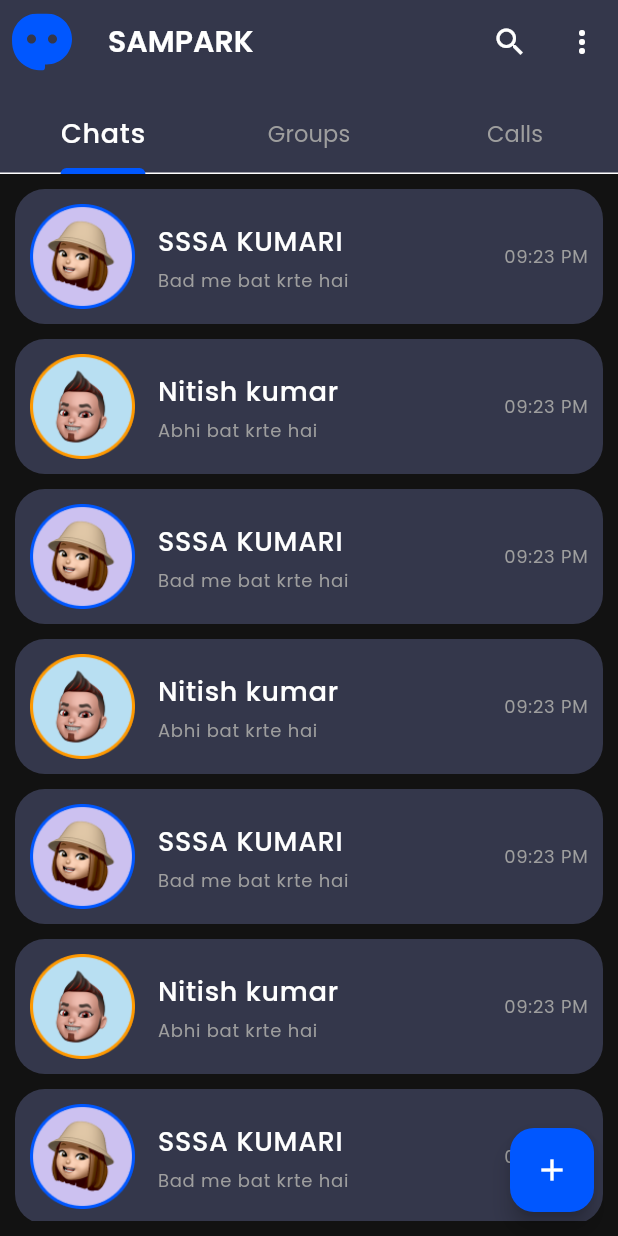
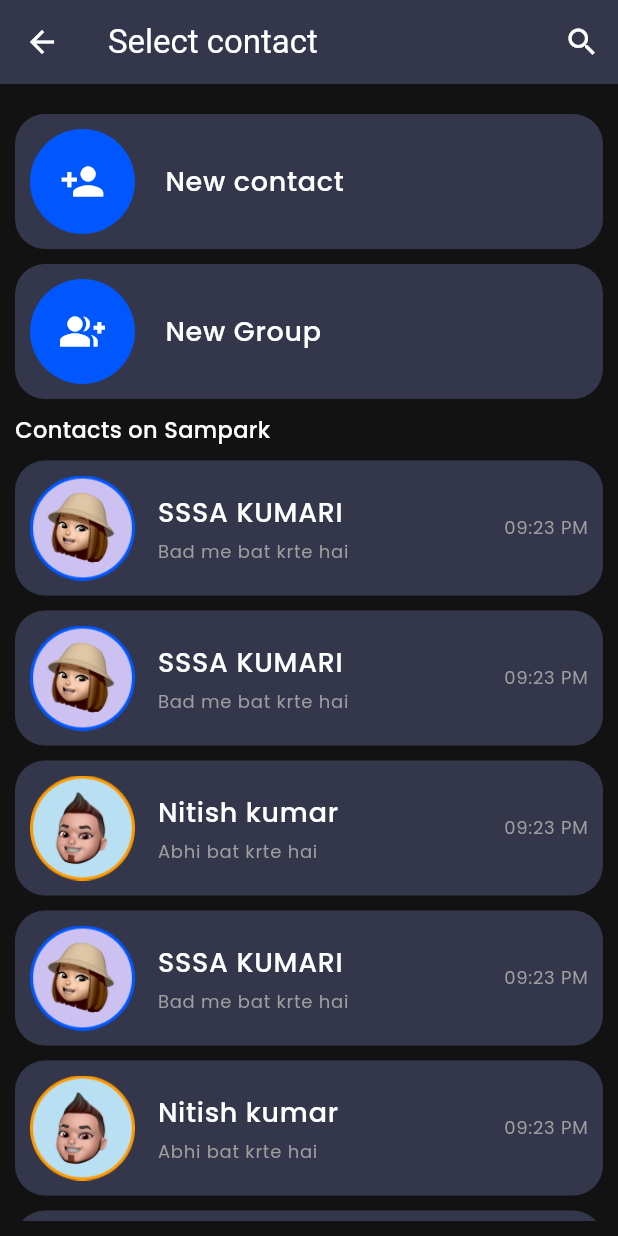
Before and after one commit to abhisinghcpr/Sampark_App_Chat_app_in_Flutter, a Flutter app: the HomePage screen opened by its route, after a tap on the "add" icon, on a phone screen of 412 x 824 dp. Run offline on Flutter 3.47's test engine with Material 3 defaults, Android fonts, the phone set to English and light mode, and no system bars; our stand-ins replace cloud_firestore, firebase_auth, firebase_core, firebase_storage, flutter_svg, get and 2 more; accounts and stored records are empty; network calls fail.

Commit message:
Search Conact Page Completed

```diff
--- a/lib/Config/PagePath.dart
+++ b/lib/Config/PagePath.dart
@@ -2,6 +2,7 @@ import 'package:get/get.dart';
 import 'package:sampark/Pages/Auth/AuthPage.dart';
 import 'package:sampark/Pages/Chat/ChatPage.dart';
 import 'package:sampark/Pages/Home/HomePage.dart';
+import '../Pages/ContactPage/ContactPage.dart';
 import '../Pages/ProfilePage/ProfilePage.dart';
 
 var pagePath = [
@@ -25,6 +26,11 @@ var pagePath = [
     page: () => ProfilePage(),
     transition: Transition.rightToLeft,
   ),
+  GetPage(
+    name: "/contactPage",
+    page: () => ContactPage(),
+    transition: Transition.rightToLeft,
+  ),
   // GetPage(
   //   name: "/updateProfilePage",
   //   page: () => UserUpdateProfile(),
--- /dev/null
+++ b/lib/Pages/ContactPage/ContactPage.dart
@@ -0,0 +1,112 @@
+import 'package:flutter/foundation.dart';
+import 'package:flutter/material.dart';
+import 'package:get/get.dart';
+import 'package:sampark/Pages/ContactPage/Widgets/ConactSearch.dart';
+import 'package:sampark/Pages/ContactPage/Widgets/NewContatcTile.dart';
+
+import '../../Config/Images.dart';
+import '../Home/Widget/ChatTile.dart';
+
+class ContactPage extends StatelessWidget {
+  const ContactPage({super.key});
+
+  @override
+  Widget build(BuildContext context) {
+    RxBool isSearchEnable = false.obs;
+    return Scaffold(
+      appBar: AppBar(
+        title: Text("Select contact"),
+        actions: [
+          Obx(
+            () => IconButton(
+              onPressed: () {
+                isSearchEnable.value = !isSearchEnable.value;
+              },
+              icon:
+                  isSearchEnable.value ? Icon(Icons.close) : Icon(Icons.search),
+            ),
+          )
+        ],
+      ),
+      body: Padding(
+        padding: const EdgeInsets.all(10),
+        child: ListView(
+          children: [
+            Obx(
+              () => isSearchEnable.value ? ContactSearch() : SizedBox(),
+            ),
+            SizedBox(height: 10),
+            NewContactTile(
+              btnName: "New contact",
+              icon: Icons.person_add,
+              ontap: () {},
+            ),
+            SizedBox(height: 10),
+            NewContactTile(
+              btnName: "New Group",
+              icon: Icons.group_add,
+              ontap: () {},
+            ),
+            SizedBox(height: 10),
+            Row(
+              children: [
+                Text("Contacts on Sampark"),
+              ],
+            ),
+            SizedBox(height: 10),
+            Column(
+              children: [
+                InkWell(
+                  onTap: () {
+                    Get.toNamed("/chatPage");
+                  },
+                  child: ChatTile(
+                    imageUrl: AssetsImage.girlPic,
+                    name: "SSSA KUMARI",
+                    lastChat: "Bad me bat krte hai",
+                    lastTime: "09:23 PM",
+                  ),
+                ),
+                InkWell(
+                  onTap: () {
+                    Get.toNamed("/chatPage");
+                  },
+                  child: ChatTile(
+                    imageUrl: AssetsImage.girlPic,
+                    name: "SSSA KUMARI",
+                    lastChat: "Bad me bat krte hai",
+                    lastTime: "09:23 PM",
+                  ),
+                ),
+                ChatTile(
+                  imageUrl: AssetsImage.boyPic,
+                  name: "Nitish kumar",
+                  lastChat: "Abhi bat krte hai ",
+                  lastTime: "09:23 PM",
+                ),
+                ChatTile(
+                  imageUrl: AssetsImage.girlPic,
+                  name: "SSSA KUMARI",
+                  lastChat: "Bad me bat krte hai",
+                  lastTime: "09:23 PM",
+                ),
+                ChatTile(
+                  imageUrl: AssetsImage.boyPic,
+                  name: "Nitish kumar",
+                  lastChat: "Abhi bat krte hai ",
+                  lastTime: "09:23 PM",
+                ),
+                ChatTile(
+                  imageUrl: AssetsImage.girlPic,
+                  name: "SSSA KUMARI",
+                  lastChat: "Bad me bat krte hai",
+                  lastTime: "09:23 PM",
+                ),
+              ],
+            ),
+          ],
+        ),
+      ),
+    );
+  }
+}
--- /dev/null
+++ b/lib/Pages/ContactPage/Widgets/ConactSearch.dart
@@ -0,0 +1,32 @@
+import 'package:flutter/foundation.dart';
+import 'package:flutter/material.dart';
+
+class ContactSearch extends StatelessWidget {
+  const ContactSearch({super.key});
+
+  @override
+  Widget build(BuildContext context) {
+    return Container(
+                padding: EdgeInsets.all(5),
+                decoration: BoxDecoration(
+                  borderRadius: BorderRadius.circular(10),
+                  color: Theme.of(context).colorScheme.primaryContainer,
+                ),
+                child: Row(
+                  children: [
+                    Expanded(
+                      child: TextField(
+                        textInputAction: TextInputAction.search,
+                        onSubmitted: (value) => {
+                          print(value),
+                        },
+                        decoration: InputDecoration(
+                          hintText: "Search contact",
+                          prefixIcon: Icon(Icons.search),
+                        ),
+                      ),
+                    ),
+                  ],
+                ));
+  }
+}
--- /dev/null
+++ b/lib/Pages/ContactPage/Widgets/NewContatcTile.dart
@@ -0,0 +1,48 @@
+import 'package:flutter/foundation.dart';
+import 'package:flutter/material.dart';
+
+class NewContactTile extends StatelessWidget {
+  final String btnName;
+  final IconData icon;
+  final VoidCallback ontap;
+  const NewContactTile(
+      {super.key,
+      required this.btnName,
+      required this.icon,
+      required this.ontap});
+
+  @override
+  Widget build(BuildContext context) {
+    return InkWell(
+      onTap: ontap,
+      child: Container(
+        padding: EdgeInsets.all(10),
+        decoration: BoxDecoration(
+          borderRadius: BorderRadius.circular(20),
+          color: Theme.of(context).colorScheme.primaryContainer,
+        ),
+        child: Row(
+          children: [
+            Container(
+              width: 70,
+              height: 70,
+              child: Icon(
+                icon,
+                size: 30,
+              ),
+              decoration: BoxDecoration(
+                borderRadius: BorderRadius.circular(100),
+                color: Theme.of(context).colorScheme.primary,
+              ),
+            ),
+            SizedBox(width: 20),
+            Text(
+              btnName,
+              style: Theme.of(context).textTheme.bodyLarge,
+            )
+          ],
+        ),
+      ),
+    );
+  }
+}
--- a/lib/Pages/Home/HomePage.dart
+++ b/lib/Pages/Home/HomePage.dart
@@ -59,7 +59,9 @@ class _HomePageState extends State<HomePage> with TickerProviderStateMixin {
         bottom: myTabBar(tabController, context),
       ),
       floatingActionButton: FloatingActionButton(
-        onPressed: () {},
+        onPressed: () {
+          Get.toNamed("/contactPage");
+        },
         backgroundColor: Theme.of(context).colorScheme.primary,
         child: Icon(
           Icons.add,
```
